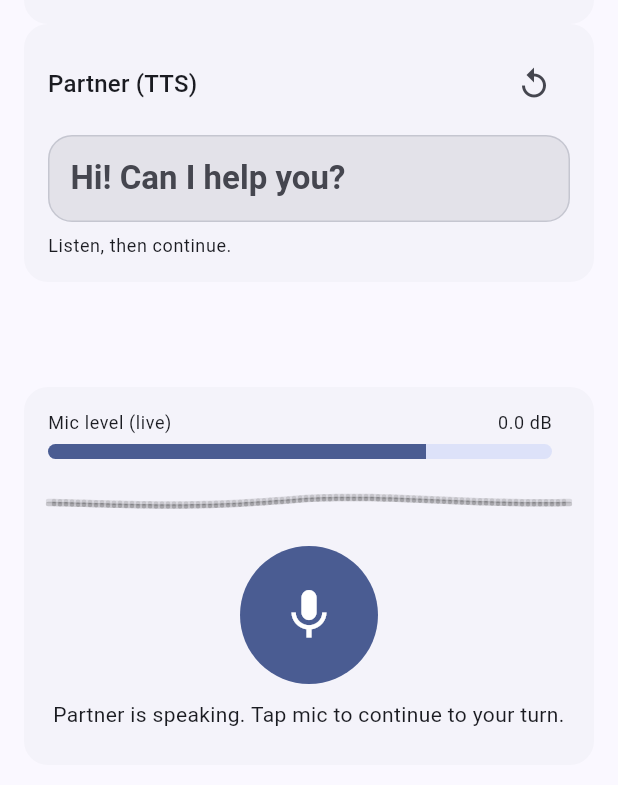
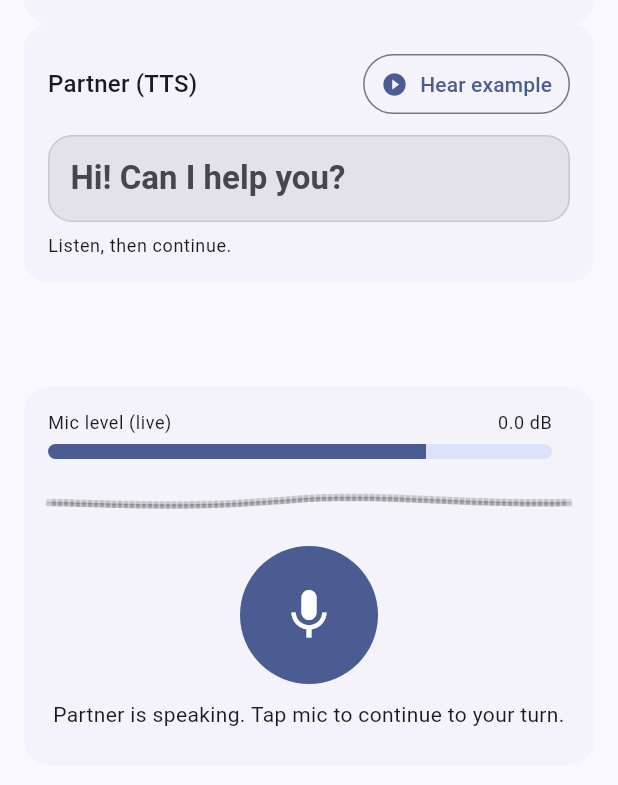
Before and after one commit to veer1e/SpeakSmart.Prototype, a Flutter app: the PracticeScreen screen opened by its route, on a phone screen of 412 x 824 dp, the part 447-1232 px from its top. Run offline on Flutter 3.47's test engine with Material 3 defaults, Android fonts, the light colour scheme and no system bars; our stand-ins replace flutter_tts, permission_handler, shared_preferences, speech_to_text; missing offline and left inert: noise_meter; accounts and stored records are empty.

Commit message:
Changed design and layout of practice screen, added new icons, and updated the app title to "SpeakSmart". Also made some adjustments to the practice controller to accommodate the new design.

```diff
--- a/lib/features/practice/presentation/practice_screen.dart
+++ b/lib/features/practice/presentation/practice_screen.dart
@@ -19,7 +19,8 @@ class PracticeScreen extends StatelessWidget {
     final calib = context.watch<CalibrationController>();
     final env = context.watch<EnvironmentController>();
 
-    final isNoisy = (calib.data != null) && (env.latestMeanDb > calib.data!.noiseOkThresholdDb);
+    final isNoisy =
+        (calib.data != null) && (env.latestMeanDb > calib.data!.noiseOkThresholdDb);
     final current = p.currentTurn;
 
     return Scaffold(
@@ -80,9 +81,7 @@ class PracticeScreen extends StatelessWidget {
                       isSystemTurn: p.isSystemTurn,
                       systemLine: p.systemLine,
                       expectedUserLine: p.expectedUserLine,
-                      onReplay: p.isSystemTurn
-                          ? p.replaySystemLine
-                          : p.replayExpectedUserLine,
+                      onReplay: p.isSystemTurn ? p.replaySystemLine : p.replayExpectedUserLine,
                     )
                   else if (p.isFinished)
                     const _InfoCard(
@@ -102,7 +101,9 @@ class PracticeScreen extends StatelessWidget {
                     children: [
                       Row(
                         children: [
-                          Expanded(child: DbMeter(value: env.latestMeanDb, label: 'Mic level (live)')),
+                          Expanded(
+                            child: DbMeter(value: env.latestMeanDb, label: 'Mic level (live)'),
+                          ),
                           const SizedBox(width: 12),
                           if (isNoisy)
                             Container(
@@ -114,9 +115,12 @@ class PracticeScreen extends StatelessWidget {
                               child: Row(
                                 mainAxisSize: MainAxisSize.min,
                                 children: [
-                                  Icon(Icons.warning_amber_outlined, color: Theme.of(context).colorScheme.error),
+                                  Icon(Icons.warning_amber_outlined,
+                                      color: Theme.of(context).colorScheme.error),
                                   const SizedBox(width: 6),
-                                  Text('Too noisy', style: TextStyle(color: Theme.of(context).colorScheme.error)),
+                                  Text('Too noisy',
+                                      style: TextStyle(
+                                          color: Theme.of(context).colorScheme.error)),
                                 ],
                               ),
                             ),
@@ -145,10 +149,13 @@ class PracticeScreen extends StatelessWidget {
                               await p.stopRecording();
                               final result = p.buildScoreForCurrentUserLine();
                               if (context.mounted) {
-                                context.read<EnvironmentController>().recordPractice(result.breakdown.smartSpeakScore);
+                                context
+                                    .read<EnvironmentController>()
+                                    .recordPractice(result.breakdown.smartSpeakScore);
                                 Navigator.pushNamed(context, Routes.feedback, arguments: result);
                               }
-                              await p.commitUserLineAndAdvance(recognizedText: result.recognizedText);
+                              await p.commitUserLineAndAdvance(
+                                  recognizedText: result.recognizedText);
                             } else {
                               await p.startRecording();
                             }
@@ -171,7 +178,8 @@ class PracticeScreen extends StatelessWidget {
                       if (p.partialText.isNotEmpty)
                         Align(
                           alignment: Alignment.centerLeft,
-                          child: Text('Live STT: ${p.partialText}', style: Theme.of(context).textTheme.bodySmall),
+                          child: Text('Live STT: ${p.partialText}',
+                              style: Theme.of(context).textTheme.bodySmall),
                         ),
                     ],
                   ),
@@ -217,7 +225,11 @@ class _ScenarioPicker extends StatelessWidget {
   final ConversationScenario scenario;
   final void Function(ConversationScenario) onChanged;
 
-  const _ScenarioPicker({required this.scenarios, required this.scenario, required this.onChanged});
+  const _ScenarioPicker({
+    required this.scenarios,
+    required this.scenario,
+    required this.onChanged,
+  });
 
   @override
   Widget build(BuildContext context) {
@@ -257,6 +269,12 @@ class _TurnCard extends StatelessWidget {
     final title = isSystemTurn ? 'Partner (TTS)' : 'Your Turn';
     final body = isSystemTurn ? systemLine : expectedUserLine;
 
+    // Clear replay distinction
+    final replayIcon = isSystemTurn ? Icons.play_circle_fill : Icons.record_voice_over;
+    final replayLabel = isSystemTurn ? 'Hear example' : 'Hear my line';
+    final replayTooltip =
+        isSystemTurn ? 'Replay partner line' : 'Preview how your line should sound';
+
     return Card(
       child: Padding(
         padding: const EdgeInsets.all(16),
@@ -268,10 +286,19 @@ class _TurnCard extends StatelessWidget {
                 Text(title, style: Theme.of(context).textTheme.titleMedium),
                 const Spacer(),
                 if (onReplay != null)
-                  IconButton(
-                    tooltip: isSystemTurn ? 'Replay' : 'Hear my expected line again',
-                    onPressed: onReplay,
-                    icon: const Icon(Icons.replay),
+                  Tooltip(
+                    message: replayTooltip,
+                    child: OutlinedButton.icon(
+                      onPressed: onReplay,
+                      icon: Icon(replayIcon),
+                      label: Text(replayLabel),
+                      style: OutlinedButton.styleFrom(
+                        padding: const EdgeInsets.symmetric(horizontal: 12, vertical: 10),
+                        shape: RoundedRectangleBorder(
+                          borderRadius: BorderRadius.circular(999),
+                        ),
+                      ),
+                    ),
                   ),
               ],
             ),
@@ -280,7 +307,9 @@ class _TurnCard extends StatelessWidget {
               width: double.infinity,
               padding: const EdgeInsets.all(14),
               decoration: BoxDecoration(
-                color: isSystemTurn ? scheme.surfaceContainerHighest : scheme.primary.withOpacity(0.10),
+                color: isSystemTurn
+                    ? scheme.surfaceContainerHighest
+                    : scheme.primary.withOpacity(0.10),
                 borderRadius: BorderRadius.circular(16),
                 border: Border.all(color: scheme.outlineVariant),
               ),
```
